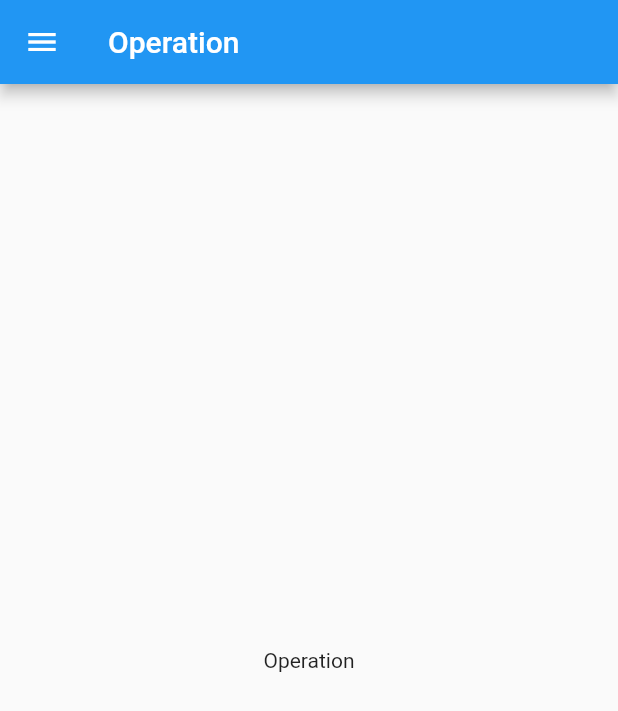
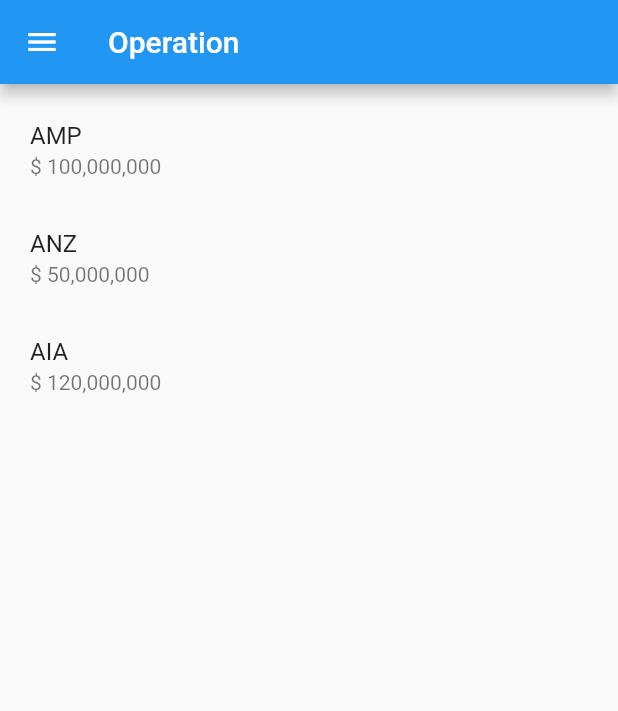
Before and after one commit to hank-the-tank/statistics_app, a Flutter app: the Operation screen opened by its route, on a phone screen of 412 x 824 dp. Shown: the top 711 px of the screen. Run offline on Flutter 3.47's test engine with Material 2 defaults, Android fonts, the light colour scheme and no system bars; our stand-ins replace fl_chart, font_awesome_flutter.

Commit message:
app fund list

```diff
--- /dev/null
+++ b/lib/components/fund_list/view/fund_list.dart
@@ -0,0 +1,24 @@
+import 'package:flutter/material.dart';
+import 'package:statisticsapp/components/fund_list_tile/view/fund_list_tile.dart';
+import 'package:provider/provider.dart';
+import 'package:statisticsapp/operation/model/fund_data.dart';
+
+class FundList extends StatelessWidget {
+  @override
+  Widget build(BuildContext context) {
+    return Consumer<FundData>(
+      builder: (context, fundData, child) {
+        return ListView.builder(
+          itemCount: fundData.numberofFunds,
+          itemBuilder: (context, index) {
+            final fund = fundData.funds[index];
+            return FundListTile(
+              fundTitle: fund.name,
+              fundNumber: fund.number,
+            );
+          },
+        );
+      },
+    );
+  }
+}
--- /dev/null
+++ b/lib/components/fund_list_tile/view/fund_list_tile.dart
@@ -0,0 +1,23 @@
+import 'package:flutter/material.dart';
+
+class FundListTile extends StatelessWidget {
+  final String fundTitle;
+  final String fundNumber;
+
+  FundListTile({
+    this.fundTitle,
+    this.fundNumber,
+  });
+
+  @override
+  Widget build(BuildContext context) {
+    return ListTile(
+      title: Text(
+        fundTitle,
+      ),
+      subtitle: Text(
+        fundNumber,
+      ),
+    );
+  }
+}
--- a/lib/home/view/home.dart
+++ b/lib/home/view/home.dart
@@ -1,4 +1,3 @@
-import 'package:fl_chart/fl_chart.dart';
 import 'package:flutter/material.dart';
 import 'package:statisticsapp/components/icon_content/view/icon_content.dart';
 import 'package:statisticsapp/components/side_menu/view/side_menu.dart';
--- a/lib/main.dart
+++ b/lib/main.dart
@@ -1,8 +1,10 @@
 import 'package:flutter/material.dart';
+import 'package:provider/provider.dart';
 import 'package:statisticsapp/marketing/view/marketing.dart';
 import 'package:statisticsapp/operation/view/operation.dart';
 import 'home/view/home.dart';
 import 'package:statisticsapp/home/view/home.dart';
+import 'package:statisticsapp/operation/model/fund_data.dart';
 
 void main() {
   runApp(MyApp());
@@ -12,13 +14,16 @@
   // This widget is the root of your application.
   @override
   Widget build(BuildContext context) {
-    return MaterialApp(
+    return ChangeNotifierProvider(
+      create: (context) => FundData(),
+      child: MaterialApp(
         initialRoute: "home",
         routes: {
           Home.id: (context) => Home(),
           Marketing.id: (context) => Marketing(),
           Operation.id: (context) => Operation(),
         },
+      ),
     );
   }
 }
--- /dev/null
+++ b/lib/operation/model/fund.dart
@@ -0,0 +1,6 @@
+class Fund {
+  final String name;
+  final String number;
+
+  Fund({this.name, this.number});
+}
--- /dev/null
+++ b/lib/operation/model/fund_data.dart
@@ -0,0 +1,20 @@
+import 'package:flutter/foundation.dart';
+import 'package:statisticsapp/operation/model/fund.dart';
+import 'dart:collection';
+import 'package:flutter/material.dart';
+
+class FundData extends ChangeNotifier {
+  List<Fund> _funds = [
+    Fund(name: 'AMP', number: "\$ 100,000,000"),
+    Fund(name: 'ANZ', number: "\$ 50,000,000"),
+    Fund(name: 'AIA', number: "\$ 120,000,000"),
+  ];
+
+  UnmodifiableListView<Fund> get funds {
+    return UnmodifiableListView(_funds);
+  }
+
+  int get numberofFunds {
+    return _funds.length;
+  }
+}
--- a/lib/operation/view/operation.dart
+++ b/lib/operation/view/operation.dart
@@ -1,4 +1,5 @@
 import 'package:flutter/material.dart';
+import 'package:statisticsapp/components/fund_list/view/fund_list.dart';
 import 'package:statisticsapp/components/side_menu/view/side_menu.dart';
 
 class Operation extends StatelessWidget {
@@ -11,8 +12,9 @@
         title: Text("Operation"),
       ),
       drawer: SideMenu(),
-      body: Center(
-        child: Text("Operation"),
+      body: Container(
+        margin: EdgeInsets.symmetric(horizontal: 4.0, vertical: 8.0),
+        child: FundList(),
       ),
     );
   }
--- a/pubspec.yaml
+++ b/pubspec.yaml
@@ -30,6 +30,7 @@
   cupertino_icons: ^0.1.3
   fl_chart: ^0.10.0
   font_awesome_flutter: ^8.8.1
+  provider: ^3.0.0+1
 
 
 dev_dependencies:
```
Also changed, not shown: pubspec.lock. Lines whose indentation alone changed are shown as unchanged.
